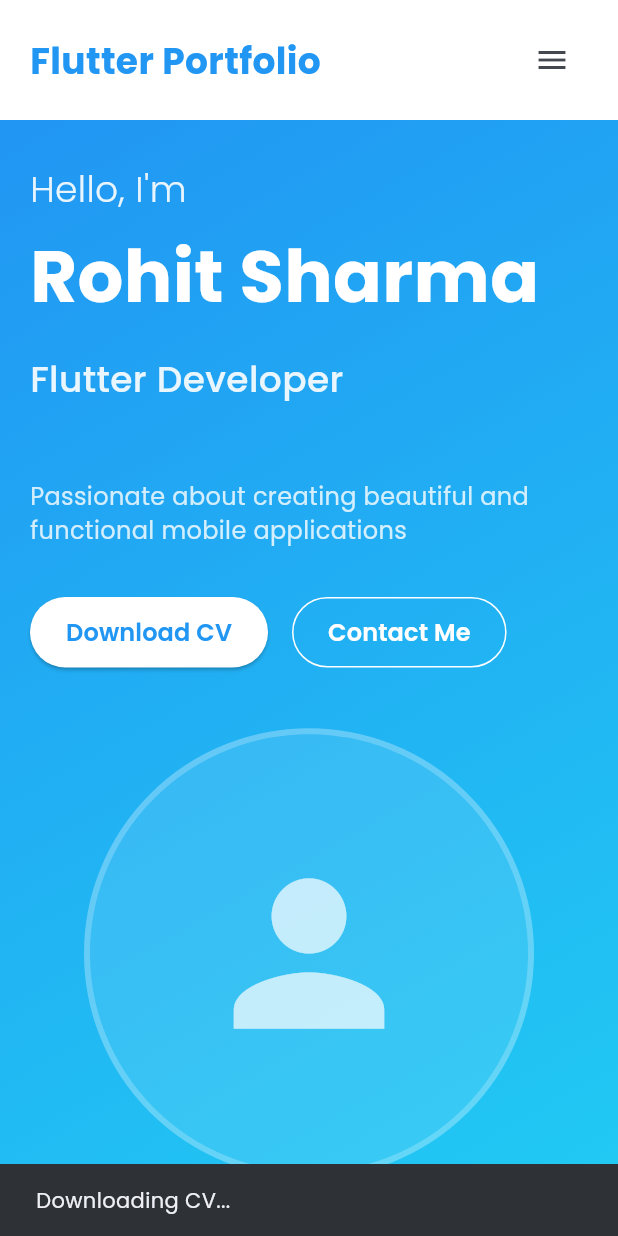
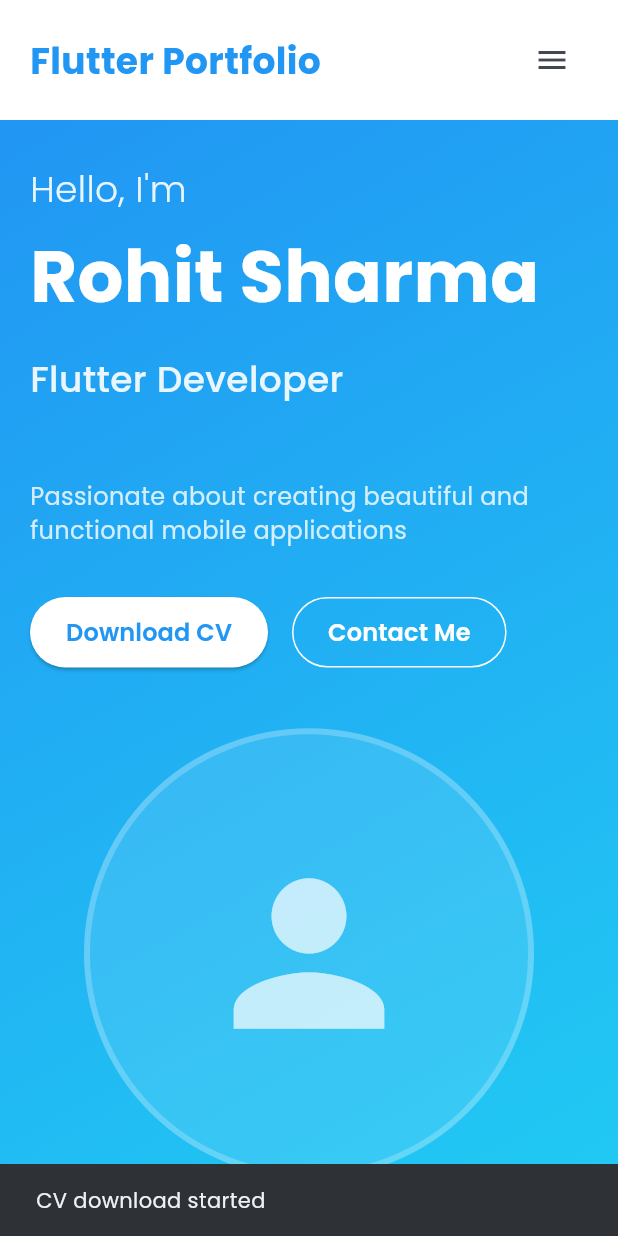
Before and after one commit to Aadi1245/practicepro, a Flutter app: the screen it shows after launch, after a tap on "Download CV", on a phone screen of 412 x 824 dp. Run offline on Flutter 3.47's test engine with Material 3 defaults, Android fonts, the phone set to English and light mode, and no system bars; drawn by our look-alikes of animated_text_kit; our stand-ins replace dio, google_fonts; missing offline and left inert: dart:html; network calls fail.

Commit message:
download cv logic

```diff
--- a/lib/widgets/hero_section.dart
+++ b/lib/widgets/hero_section.dart
@@ -182,48 +182,22 @@ class HeroSection extends StatelessWidget {
     );
   }
 
-// Google Drive direct download link for the CV
+  // CV file hosted in the project's public folder
   static const String cvDownloadUrl =
-      'https://drive.google.com/uc?export=download&id=1-Z8eTzz_63mM4AXoPSDA9_2mzRUDmpYp'; // Replace FILE_ID with your actual Google Drive file ID
+      '/MyCV.pdf'; // Relative path to the CV in the public folder
+  static const String cvFileName =
+      '${AppConstants.developerName}CV.pdf'; // Name for the downloaded file
 
-  static const String cvFileName =
-      'MyCV.pdf'; // Desired name for the downloaded file
+  // Function to download the CV using dart:html
+  void _downloadCV(BuildContext context) {
+    // Create an anchor element to trigger the download
+    final anchor = html.AnchorElement(href: cvDownloadUrl)
+      ..setAttribute('download', cvFileName)
+      ..click();
 
-  // Function to download the CV using Dio
-  Future<void> _downloadCV(BuildContext context) async {
-    try {
-      // Initialize Dio
-      final dio = Dio();
-
-      // Show loading indicator
-      ScaffoldMessenger.of(context).showSnackBar(
-        const SnackBar(content: Text('Downloading CV...')),
-      );
-
-      // Fetch the file as bytes
-      final response = await dio.get(
-        cvDownloadUrl,
-        options: Options(responseType: ResponseType.bytes),
-      );
-
-      // Create a blob and trigger download in the browser
-      final blob = html.Blob([response.data]);
-      final url = html.Url.createObjectUrlFromBlob(blob);
-      final anchor = html.AnchorElement(href: url)
-        ..setAttribute('download', cvFileName)
-        ..click();
-      html.Url.revokeObjectUrl(url);
-
-      // Show success message
-      ScaffoldMessenger.of(context).showSnackBar(
-        const SnackBar(content: Text('CV downloaded successfully')),
-      );
-    } catch (e) {
-      // Show error message
-      ScaffoldMessenger.of(context).showSnackBar(
-        SnackBar(content: Text('Failed to download CV: $e')),
-      );
-      debugPrint('Download error: $e');
-    }
+    // Show success message
+    ScaffoldMessenger.of(context).showSnackBar(
+      const SnackBar(content: Text('CV download started')),
+    );
   }
 }
```
Also changed, not shown: 1 other file.
